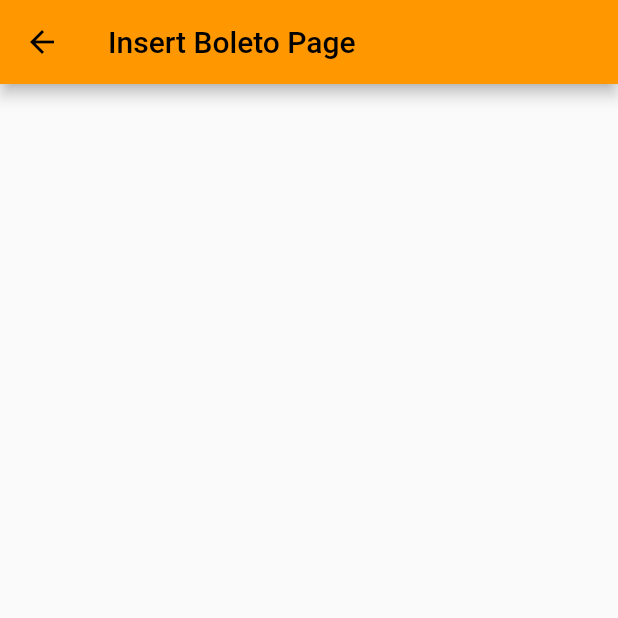
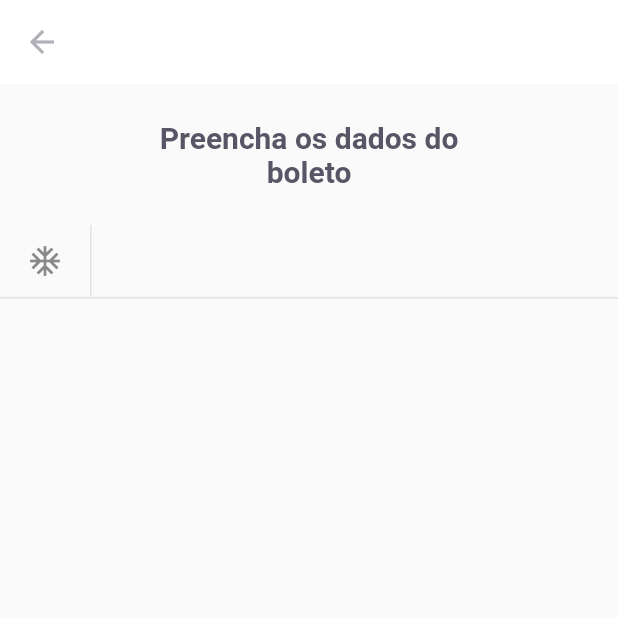
Before and after one commit to ldantascruz/payflow, a Flutter app: the InsertBoletoPage screen opened by its route, on a phone screen of 412 x 824 dp, the top half of it. Run offline on Flutter 3.47's test engine with Material 2 defaults, Android fonts, the light colour scheme and no system bars; our stand-ins replace camera, firebase_core, google_fonts, google_sign_in, image_picker, shared_preferences; missing offline and left inert: google_ml_kit; accounts and stored records are empty.

Commit message:
create page insert boleto and input widget

```diff
--- a/lib/modules/home/home_page.dart
+++ b/lib/modules/home/home_page.dart
@@ -1,9 +1,6 @@
 import 'package:flutter/material.dart';
-import 'package:flutter/src/foundation/key.dart';
-import 'package:flutter/src/widgets/framework.dart';
 import 'package:payflow/modules/home/home_controller.dart';
 import 'package:payflow/shared/themes/app_colors.dart';
-
 import '../../shared/themes/app_text_styles.dart';
 
 class HomePage extends StatefulWidget {
@@ -73,7 +70,8 @@ class _HomePageState extends State<HomePage> {
               )),
           GestureDetector(
             onTap: () {
-              Navigator.pushNamed(context, "/barcode_scanner");
+              //Navigator.pushNamed(context, "/barcode_scanner");
+              Navigator.pushNamed(context, "/insert_boleto");
             },
             child: Container(
               width: 56,
--- a/lib/modules/insert_boleto/insert_boleto_page.dart
+++ b/lib/modules/insert_boleto/insert_boleto_page.dart
@@ -1,4 +1,8 @@
 import 'package:flutter/material.dart';
+import 'package:payflow/shared/themes/app_colors.dart';
+import 'package:payflow/shared/widgets/input_text/input_text_widget.dart';
+
+import '../../shared/themes/app_text_styles.dart';
 
 class InsertBoletoPage extends StatelessWidget {
   const InsertBoletoPage({Key? key}) : super(key: key);
@@ -7,9 +11,28 @@ class InsertBoletoPage extends StatelessWidget {
   Widget build(BuildContext context) {
     return Scaffold(
       appBar: AppBar(
-        title: Text(
-          "Insert Boleto Page",
-        ),
+        backgroundColor: AppColors.background,
+        elevation: 0,
+        leading: BackButton(color: AppColors.input),
+      ),
+      body: Column(
+        crossAxisAlignment: CrossAxisAlignment.center,
+        children: [
+          Padding(
+            padding: const EdgeInsets.symmetric(
+              horizontal: 93,
+              vertical: 24,
+            ),
+            child: Text(
+              "Preencha os dados do boleto",
+              style: TextStyles.titleBoldHeading,
+              textAlign: TextAlign.center,
+            ),
+          ),
+          InputTextWidget(
+
+          ),
+        ],
       ),
     );
   }
--- a/lib/shared/themes/app_colors.dart
+++ b/lib/shared/themes/app_colors.dart
@@ -6,6 +6,7 @@ class AppColors {
   static final delete = Color(0xFFE83F5B);
   static final heading = Color(0xFF585666);
   static final body = Color(0xFF706E7A);
+  static final input = Color(0xFFb1b0b8);
   static final stroke = Color(0xFFE3E3E6);
   static final shape = Color(0xFFFAFAFC);
   static final background = Color(0xFFFFFFFF);
--- /dev/null
+++ b/lib/shared/widgets/input_text/input_text_widget.dart
@@ -0,0 +1,41 @@
+import 'package:flutter/material.dart';
+import 'package:payflow/shared/themes/app_colors.dart';
+
+import '../../themes/app_text_styles.dart';
+
+class InputTextWidget extends StatelessWidget {
+  const InputTextWidget({Key? key}) : super(key: key);
+
+  @override
+  Widget build(BuildContext context) {
+    return Column(
+      children: [
+        TextFormField(
+          style: TextStyles.input,
+          decoration: InputDecoration(
+            icon: Row(
+              mainAxisSize: MainAxisSize.min,
+              children: [
+                Padding(
+                  padding: const EdgeInsets.symmetric(horizontal: 18),
+                  child: Icon(Icons.ac_unit),
+                ),
+                Container(
+                  width: 1,
+                  height: 48,
+                  color: AppColors.stroke,
+                )
+              ],
+            ),
+            border: InputBorder.none,
+          ),
+        ),
+        Divider(
+          height: 1,
+          thickness: 1,
+          color: AppColors.stroke,
+        ),
+      ],
+    );
+  }
+}
--- a/pubspec.yaml
+++ b/pubspec.yaml
@@ -43,6 +43,7 @@ dependencies:
   camera: ^0.8.1+3
   image_picker: ^0.8.0+4
   image_picker_for_web: ^2.1.8
+  font_awesome_flutter: ^9.1.0
 
 dev_dependencies:
   flutter_test:
```
Also changed, not shown: pubspec.lock.
